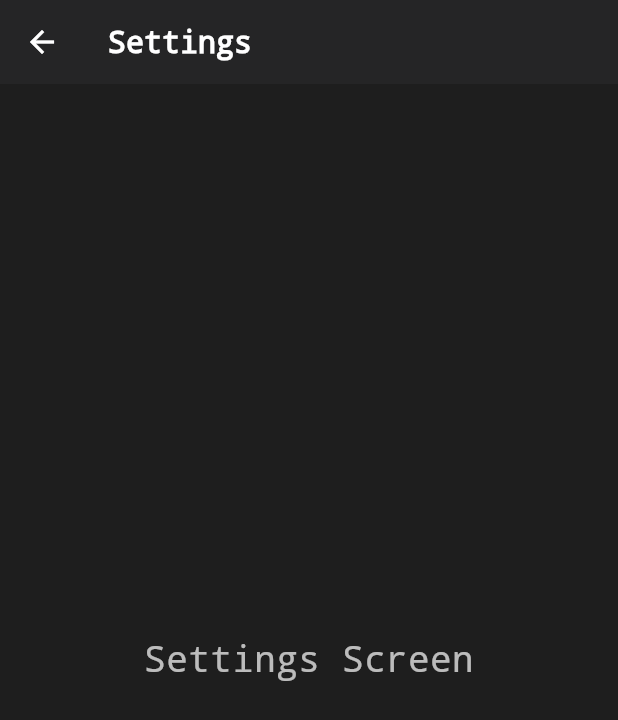
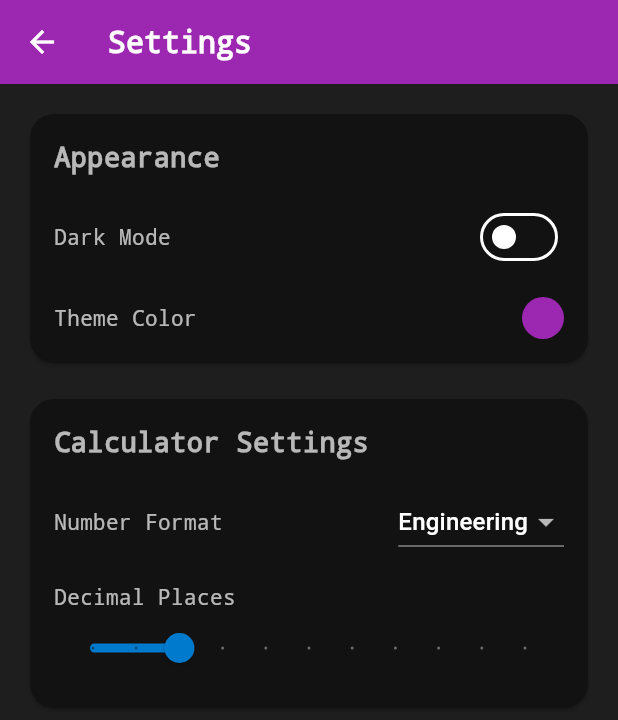
Before and after one commit to redhatgamer/Octocalc, a Flutter app: the SettingsScreen screen opened directly, on a phone screen of 412 x 824 dp. Shown: the top 720 px of the screen. Run offline on Flutter 3.47's test engine with Material 3 defaults, Android fonts, the phone set to English and light mode, and no system bars; our stand-ins replace flutter_dotenv, hive, hive_flutter, math_expressions; accounts and stored records are empty.

Commit message:
update main.dart

```diff
--- a/lib/main.dart
+++ b/lib/main.dart
@@ -1,6 +1,6 @@
 import 'package:flutter/material.dart';
-import 'package:flutter_dotenv/flutter_dotenv.dart';
 import 'package:hive_flutter/hive_flutter.dart';
+import 'package:provider/provider.dart';
 import 'calculator_screen.dart';
 import 'home_screen.dart';
 import 'settings_screen.dart';
@@ -10,8 +10,17 @@ Future<void> main() async {
   // await dotenv.load();
   await Hive.initFlutter(); // Initialize Hive
   await Hive.openBox('credentialsBox'); // Open a box for storing credentials
-  runApp(AdvancedCalculatorApp());
+  runApp(
+      ChangeNotifierProvider(
+        create: (_) => ThemeNotifier(),
+        child: AdvancedCalculatorApp(),
+      ),
+  );
 }
+
+
+
+
 
 class AdvancedCalculatorApp extends StatelessWidget {
   @override
--- a/lib/settings_screen.dart
+++ b/lib/settings_screen.dart
@@ -1,15 +1,143 @@
 import 'package:flutter/material.dart';
+import 'package:provider/provider.dart';
+import 'main.dart';
 
-class SettingsScreen extends StatelessWidget {
+// ThemeNotifier to manage light/dark theme
+class ThemeNotifier extends ChangeNotifier {
+  ThemeMode _themeMode = ThemeMode.light;
+
+  ThemeMode get themeMode => _themeMode;
+
+  void toggleTheme(bool isDarkMode) {
+    _themeMode = isDarkMode ? ThemeMode.dark : ThemeMode.light;
+    notifyListeners();
+  }
+}
+
+class SettingsScreen extends StatefulWidget {
+  @override
+  _SettingsScreenState createState() => _SettingsScreenState();
+}
+
+class _SettingsScreenState extends State<SettingsScreen> {
+  double decimalPlaces = 2;
+  String numberFormat = 'Engineering';
+  Color selectedColor = Colors.purple;
+
   @override
   Widget build(BuildContext context) {
+    final themeNotifier = Provider.of<ThemeNotifier>(context);
+
     return Scaffold(
-      appBar: AppBar(title: Text('Settings')),
-      body: Center(
-        child: Text(
-          'Settings Screen',
-          style: TextStyle(fontSize: 24),
-        ),
+      appBar: AppBar(
+        title: Text('Settings'),
+        backgroundColor: selectedColor,
+      ),
+      body: ListView(
+        padding: EdgeInsets.all(16),
+        children: [
+          // Appearance Section
+          Card(
+            shape: RoundedRectangleBorder(borderRadius: BorderRadius.circular(16)),
+            child: Padding(
+              padding: const EdgeInsets.all(16.0),
+              child: Column(
+                crossAxisAlignment: CrossAxisAlignment.start,
+                children: [
+                  Text(
+                    'Appearance',
+                    style: TextStyle(fontSize: 18, fontWeight: FontWeight.bold),
+                  ),
+                  SizedBox(height: 16),
+                  Row(
+                    mainAxisAlignment: MainAxisAlignment.spaceBetween,
+                    children: [
+                      Text('Dark Mode'),
+                      Switch(
+                        value: themeNotifier.themeMode == ThemeMode.dark,
+                        onChanged: (value) {
+                          themeNotifier.toggleTheme(value);
+                        },
+                      ),
+                    ],
+                  ),
+                  SizedBox(height: 16),
+                  Row(
+                    mainAxisAlignment: MainAxisAlignment.spaceBetween,
+                    children: [
+                      Text('Theme Color'),
+                      InkWell(
+                        onTap: () {
+                          setState(() {
+                            selectedColor = selectedColor == Colors.purple
+                                ? Colors.blue
+                                : Colors.purple;
+                          });
+                        },
+                        child: CircleAvatar(
+                          backgroundColor: selectedColor,
+                          radius: 14,
+                        ),
+                      ),
+                    ],
+                  ),
+                ],
+              ),
+            ),
+          ),
+          SizedBox(height: 16),
+          // Calculator Settings Section
+          Card(
+            shape: RoundedRectangleBorder(borderRadius: BorderRadius.circular(16)),
+            child: Padding(
+              padding: const EdgeInsets.all(16.0),
+              child: Column(
+                crossAxisAlignment: CrossAxisAlignment.start,
+                children: [
+                  Text(
+                    'Calculator Settings',
+                    style: TextStyle(fontSize: 18, fontWeight: FontWeight.bold),
+                  ),
+                  SizedBox(height: 16),
+                  Row(
+                    mainAxisAlignment: MainAxisAlignment.spaceBetween,
+                    children: [
+                      Text('Number Format'),
+                      DropdownButton<String>(
+                        value: numberFormat,
+                        items: ['Engineering', 'Scientific', 'Decimal']
+                            .map((format) => DropdownMenuItem(
+                          value: format,
+                          child: Text(format),
+                        ))
+                            .toList(),
+                        onChanged: (value) {
+                          setState(() {
+                            numberFormat = value!;
+                          });
+                        },
+                      ),
+                    ],
+                  ),
+                  SizedBox(height: 16),
+                  Text('Decimal Places'),
+                  Slider(
+                    value: decimalPlaces,
+                    min: 0,
+                    max: 10,
+                    divisions: 10,
+                    label: decimalPlaces.toString(),
+                    onChanged: (value) {
+                      setState(() {
+                        decimalPlaces = value;
+                      });
+                    },
+                  ),
+                ],
+              ),
+            ),
+          ),
+        ],
       ),
     );
   }
--- a/pubspec.yaml
+++ b/pubspec.yaml
@@ -34,6 +34,7 @@ dependencies:
   http: ^1.0.0
   flutter_dotenv: ^5.0.2
   path_provider: ^2.0.14
+  provider: 6.1.2
 
 
 
```
Also changed, not shown: pubspec.lock.
